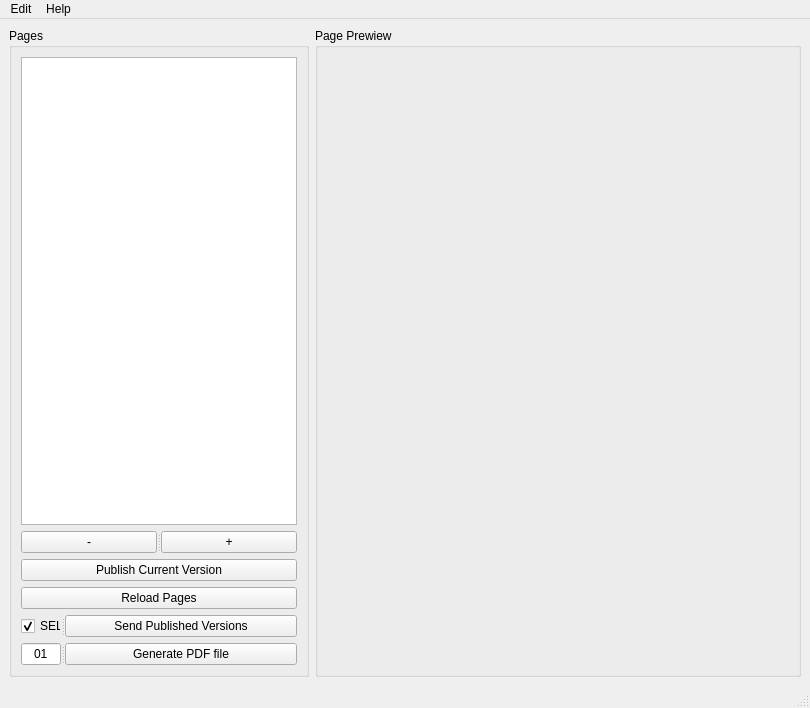
Before: the Qt Designer form assembler/ui/ui_assembler_main.ui in kiryha/CIS575, drawn with Qt 5.
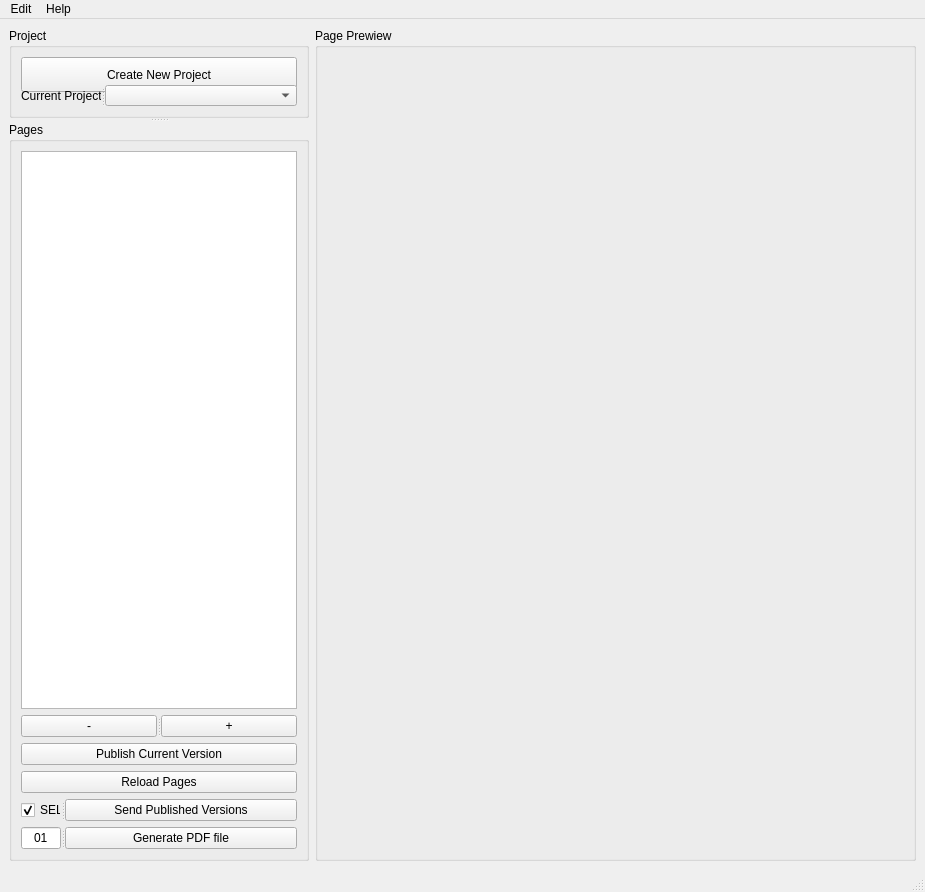
After: the same form once the commit is applied.

Commit message: init project creation

```diff
--- a/assembler/ui/ui_assembler_main.ui
+++ b/assembler/ui/ui_assembler_main.ui
@@ -6,8 +6,8 @@
    <rect>
     <x>0</x>
     <y>0</y>
-    <width>810</width>
-    <height>708</height>
+    <width>925</width>
+    <height>892</height>
    </rect>
   </property>
   <property name="windowTitle">
@@ -16,7 +16,56 @@
   <widget class="QWidget" name="centralwidget">
    <layout class="QHBoxLayout" name="horizontalLayout">
     <item>
-     <widget class="QGroupBox" name="groupBox">
+     <widget class="QSplitter" name="splitter_8">
+      <property name="orientation">
+       <enum>Qt::Vertical</enum>
+      </property>
+      <widget class="QGroupBox" name="groupBox_2">
+       <property name="maximumSize">
+        <size>
+         <width>16777215</width>
+         <height>90</height>
+        </size>
+       </property>
+       <property name="title">
+        <string>Project</string>
+       </property>
+       <layout class="QVBoxLayout" name="verticalLayout_4">
+        <item>
+         <widget class="QPushButton" name="btnCreateNewProject">
+          <property name="minimumSize">
+           <size>
+            <width>0</width>
+            <height>35</height>
+           </size>
+          </property>
+          <property name="text">
+           <string>Create New Project</string>
+          </property>
+         </widget>
+        </item>
+        <item>
+         <widget class="QSplitter" name="splitter_3">
+          <property name="orientation">
+           <enum>Qt::Horizontal</enum>
+          </property>
+          <widget class="QLabel" name="label_2">
+           <property name="maximumSize">
+            <size>
+             <width>80</width>
+             <height>16777215</height>
+            </size>
+           </property>
+           <property name="text">
+            <string>Current Project</string>
+           </property>
+          </widget>
+          <widget class="QComboBox" name="comProjects"/>
+         </widget>
+        </item>
+       </layout>
+      </widget>
+      <widget class="QGroupBox" name="groupBox_3">
       <property name="minimumSize">
        <size>
         <width>300</width>
@@ -32,7 +81,7 @@
       <property name="title">
        <string>Pages</string>
       </property>
-      <layout class="QVBoxLayout" name="verticalLayout">
+       <layout class="QVBoxLayout" name="verticalLayout_5">
        <item>
         <widget class="QTableView" name="tabPages"/>
        </item>
@@ -94,7 +143,7 @@
         </widget>
        </item>
        <item>
-        <widget class="QSplitter" name="splitter_3">
+         <widget class="QSplitter" name="splitter_11">
          <property name="orientation">
           <enum>Qt::Horizontal</enum>
          </property>
@@ -121,6 +170,7 @@
        </item>
       </layout>
      </widget>
+     </widget>
     </item>
     <item>
      <widget class="QGroupBox" name="grp_images">
@@ -158,7 +208,7 @@
     <rect>
      <x>0</x>
      <y>0</y>
-     <width>810</width>
+     <width>925</width>
      <height>21</height>
     </rect>
    </property>
```
Left out of the diff: 4 changed lines with no effect on the pictures. Lines whose indentation alone changed are shown as unchanged. The commit also changes 7 other files.
